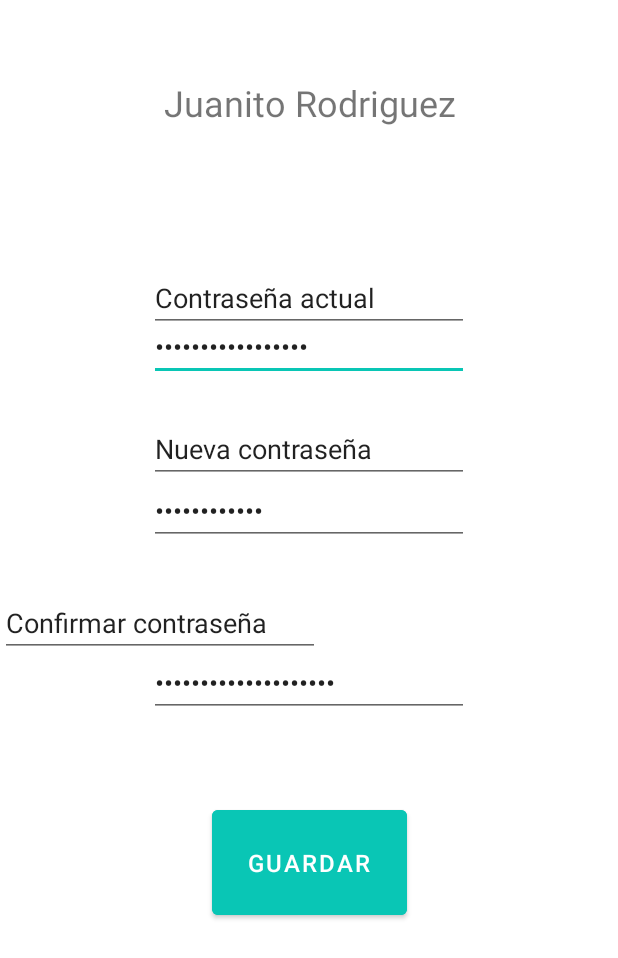
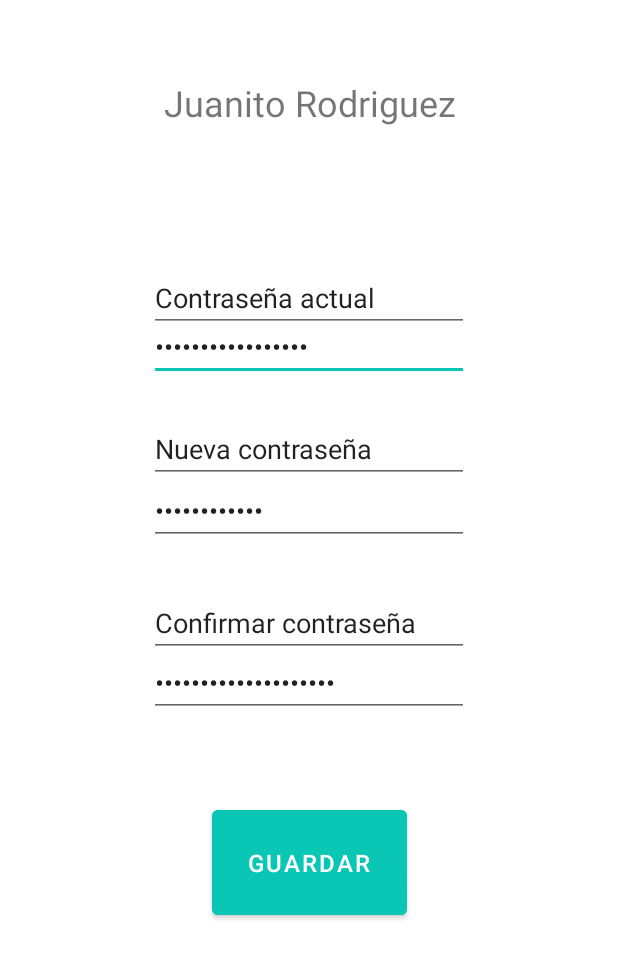
Before and after one commit to YoaliSB/HealthChain, an Android app: the layout account_settings_fragment.xml on its own in the app's theme, with its tools: preview values and no code run, on a phone screen of 412 x 824 dp. Shown: the top 958 px of the screen. Run offline under Robolectric (Android 15) with nearby library versions, the light colour scheme and no system bars; network calls fail.

```diff
--- a/app/src/main/java/com/itesm/healthchain/ParamedicActivity.java
+++ b/app/src/main/java/com/itesm/healthchain/ParamedicActivity.java
@@ -6,6 +6,7 @@ import android.os.Bundle;
 import com.google.android.material.bottomnavigation.BottomNavigationView;
 import com.itesm.healthchain.data.model.PersonalData;
 import com.itesm.healthchain.nfc.NfcActivity;
+import com.itesm.healthchain.ui.personal_data.ParamedicDataViewModel;
 import com.itesm.healthchain.ui.personal_data.PersonalDataViewModel;
 
 import androidx.appcompat.widget.Toolbar;
@@ -50,8 +51,8 @@ public class ParamedicActivity extends NfcActivity {
     @Override
     protected void onNewIntent(Intent intent) {
         super.onNewIntent(intent);
-        PersonalDataViewModel personalDataViewModel =
-                ViewModelProviders.of(this).get(PersonalDataViewModel.class);
+        ParamedicDataViewModel personalDataViewModel =
+                ViewModelProviders.of(this).get(ParamedicDataViewModel.class);
         personalDataViewModel.setData(new PersonalData(super.tagProfile));
         navController.navigate(R.id.navigation_personal);
     }
--- a/app/src/main/java/com/itesm/healthchain/ui/doctor/DoctorMenuFragment.java
+++ b/app/src/main/java/com/itesm/healthchain/ui/doctor/DoctorMenuFragment.java
@@ -30,6 +30,9 @@ public class DoctorMenuFragment extends Fragment  implements View.OnClickListene
             case R.id.btn_patients:
                 replaceFragment(R.id.navigation_patients);
                 break;
+            case R.id.btn_new_patient:
+                replaceFragment(R.id.navigation_nfc);
+                break;
         }
     }
 
--- a/app/src/main/java/com/itesm/healthchain/ui/doctor/PatientsFragment.java
+++ b/app/src/main/java/com/itesm/healthchain/ui/doctor/PatientsFragment.java
@@ -49,7 +49,7 @@ public class PatientsFragment extends Fragment implements PatientSelectListener{
                 ViewModelProviders.of(this,
                         new PatientsViewModel.Factory(patientRepository))
                         .get(PatientsViewModel.class);
-        viewModel.getDummyData().observe(getActivity(), patientListUpdateObserver);
+        viewModel.getData().observe(getActivity(), patientListUpdateObserver);
         recyclerView.setAdapter(patientAdapter);
         recyclerView.setLayoutManager(new LinearLayoutManager(getContext()));
 
--- a/app/src/main/java/com/itesm/healthchain/ui/medical_records/DoctorsFragment.java
+++ b/app/src/main/java/com/itesm/healthchain/ui/medical_records/DoctorsFragment.java
@@ -51,7 +51,7 @@ public class DoctorsFragment extends Fragment implements DoctorDeleteListener {
                 ViewModelProviders.of(this,
                         new DoctorViewModel.Factory(doctorRepository))
                         .get(DoctorViewModel.class);
-        viewModel.getDummyData().observe(getActivity(), doctorListUpdateObserver);
+        viewModel.getData().observe(getActivity(), doctorListUpdateObserver);
         doctorAdapter.setDeleteListener(this);
         recyclerView.setAdapter(doctorAdapter);
         recyclerView.setLayoutManager(new LinearLayoutManager(getContext()));
--- a/app/src/main/java/com/itesm/healthchain/ui/medical_records/PrescriptionFragment.java
+++ b/app/src/main/java/com/itesm/healthchain/ui/medical_records/PrescriptionFragment.java
@@ -62,10 +62,10 @@ public class PrescriptionFragment extends Fragment {
                 } else {
                     emptyView.setVisibility(View.GONE);
                     expandableListView.setVisibility(View.VISIBLE);
+                    expandableListAdapter = new PrescriptionAdapter(getContext(), listDataHeader);
+                    expandableListView.setAdapter(expandableListAdapter);
+                    expandableListView.expandGroup(0);
                 }
-                expandableListAdapter = new PrescriptionAdapter(getContext(), listDataHeader);
-                expandableListView.setAdapter(expandableListAdapter);
-                expandableListView.expandGroup(0);
 
             }
         };
--- a/app/src/main/java/com/itesm/healthchain/ui/personal_data/PersonalDataFragment.java
+++ b/app/src/main/java/com/itesm/healthchain/ui/personal_data/PersonalDataFragment.java
@@ -20,7 +20,7 @@ public class PersonalDataFragment extends Fragment {
 
     protected PersonalDataViewModel personalDataViewModel;
     protected View root;
-    TextView name, age, blood, weight, height, contactName, contactPhone, contactRelationship, hospital, ailments, allergies;
+    protected TextView name, age, blood, weight, height, contactName, contactPhone, contactRelationship, hospital, ailments, allergies;
     protected View editButton, editButton2;
     protected View fields, nfcScreen;
     private View phoneButton;
--- a/app/src/main/res/layout/account_settings_fragment.xml
+++ b/app/src/main/res/layout/account_settings_fragment.xml
@@ -106,8 +106,9 @@
         android:inputType="textPersonName"
         android:text="Confirmar contraseña"
         app:layout_constraintBottom_toBottomOf="parent"
+        app:layout_constraintEnd_toEndOf="parent"
+        app:layout_constraintStart_toStartOf="parent"
         app:layout_constraintTop_toBottomOf="@+id/newPassword"
-        app:layout_constraintVertical_bias="0.071"
-        tools:layout_editor_absoluteX="99dp" />
+        app:layout_constraintVertical_bias="0.071" />
 
 </androidx.constraintlayout.widget.ConstraintLayout>
```
Also changed, not shown: app/src/main/java/com/itesm/healthchain/DoctorActivity.java (+17 -0 lines), app/src/main/java/com/itesm/healthchain/data/model/Patient.java (+4 -4 lines), app/src/main/java/com/itesm/healthchain/ui/personal_data/ParamedicDataFragment.java (+0 -7 lines).
